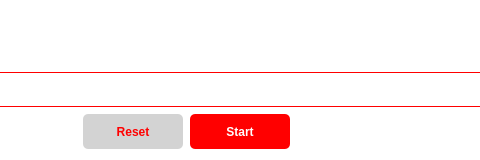
The window that src/views/home/Home.ui (TudorMaxim/flag_colouring_model) describes before a commit, drawn with Qt 5; both pictures show x 328 to 808 and y 0 to 160 of the 1028 by 160 pixel window.
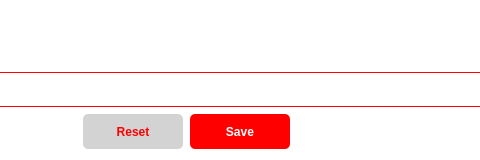
The same window after the commit.

Diff of the .ui file:
```diff
--- a/src/views/home/Home.ui
+++ b/src/views/home/Home.ui
@@ -186,7 +186,7 @@
           <string notr="true"/>
          </property>
          <property name="text">
-          <string>Start</string>
+          <string>Save</string>
          </property>
         </widget>
        </item>
```
